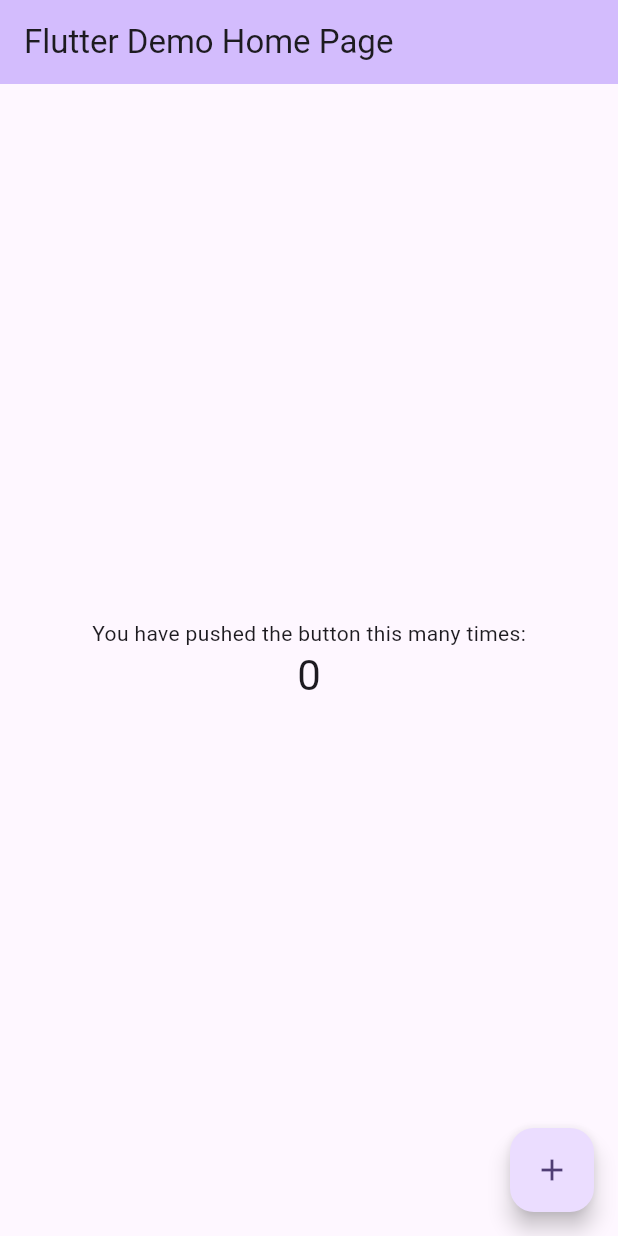
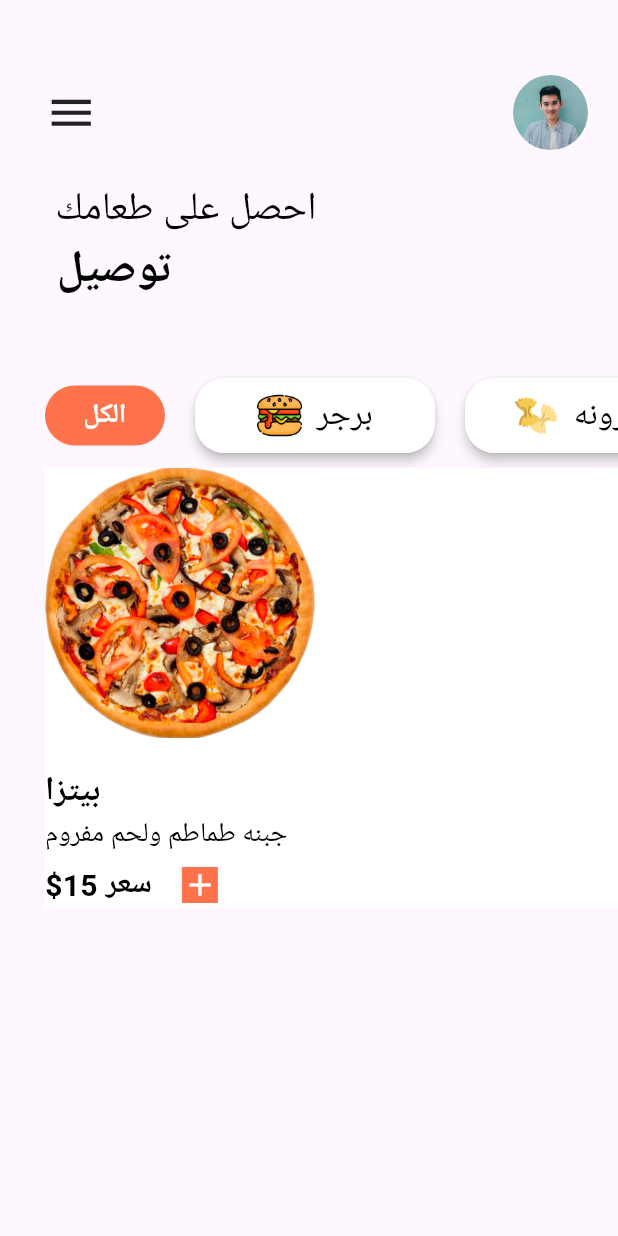
Before and after one commit to warsame2/food_darive_app, a Flutter app: the screen it shows after launch, on a phone screen of 412 x 824 dp. Run offline on Flutter 3.47's test engine with Material 3 defaults, Android fonts, the light colour scheme and no system bars; missing offline and left inert: dart:ffi.

Commit message:
make home page and splash

```diff
--- /dev/null
+++ b/lib/Home.dart
@@ -0,0 +1,272 @@
+import 'dart:ffi';
+
+import 'package:flutter/material.dart';
+
+class Home extends StatefulWidget {
+  const Home({super.key});
+
+  @override
+  State<Home> createState() => _HomeState();
+}
+
+class _HomeState extends State<Home> {
+  @override
+  Widget build(BuildContext context) {
+    return Scaffold(
+      body: Container(
+        margin: EdgeInsets.only(
+          top: 50,
+          left: 30,
+        ),
+        child: Column(
+          crossAxisAlignment: CrossAxisAlignment.start,
+          children: [
+            Row(
+              mainAxisAlignment: MainAxisAlignment.spaceBetween,
+              children: [
+                Icon(
+                  Icons.menu,
+                  size: 35,
+                ),
+                Padding(
+                  padding: const EdgeInsets.only(right: 20),
+                  child: ClipRRect(
+                    borderRadius: BorderRadius.circular(30),
+                    child: Image.asset(
+                      'images/boy.jpg',
+                      height: 50,
+                      width: 50,
+                      fit: BoxFit.cover,
+                    ),
+                  ),
+                ),
+              ],
+            ),
+            SizedBox(height: 20),
+            Text(
+              ' احصل على طعامك',
+              style: TextStyle(
+                color: Colors.black,
+                fontSize: 26,
+                fontWeight: FontWeight.w500,
+              ),
+            ),
+            Text(
+              ' توصيل ',
+              style: TextStyle(
+                color: Colors.black,
+                fontSize: 30,
+                fontWeight: FontWeight.bold,
+              ),
+            ),
+            SizedBox(height: 40),
+            Container(
+              height: 70,
+              child: ListView(
+                scrollDirection: Axis.horizontal,
+                children: [
+                  Container(
+                    width: 80,
+                    margin: EdgeInsets.only(top: 15, bottom: 15),
+                    decoration: BoxDecoration(
+                        color: Color(0xffff734c),
+                        borderRadius: BorderRadius.circular(20)),
+                    child: Center(
+                      child: Text(
+                        'الكل',
+                        style: TextStyle(
+                          color: Colors.white,
+                          fontWeight: FontWeight.bold,
+                          fontSize: 18,
+                        ),
+                      ),
+                    ),
+                  ),
+
+                  // burger ..........................................
+                  SizedBox(
+                    width: 10,
+                  ),
+                  Container(
+                    width: 180,
+                    padding: EdgeInsets.all(10),
+                    child: Material(
+                      elevation: 3,
+                      borderRadius: BorderRadius.circular(20),
+                      child: Container(
+                        decoration: BoxDecoration(
+                            color: Colors.white,
+                            borderRadius: BorderRadius.circular(20)),
+                        child: Row(
+                          mainAxisAlignment: MainAxisAlignment.center,
+                          children: [
+                            Image.asset(
+                              'images/burger.png',
+                              height: 30,
+                              width: 30,
+                              fit: BoxFit.contain,
+                            ),
+                            SizedBox(
+                              width: 10,
+                            ),
+                            Text(
+                              'برجر',
+                              style: TextStyle(
+                                color: Colors.black,
+                                fontWeight: FontWeight.w500,
+                                fontSize: 22,
+                              ),
+                            ),
+                          ],
+                        ),
+                      ),
+                    ),
+                  ),
+                  // end ............................................
+                  //pasta .............................................
+
+                  Container(
+                    width: 180,
+                    padding: EdgeInsets.all(10),
+                    child: Material(
+                      elevation: 3,
+                      borderRadius: BorderRadius.circular(20),
+                      child: Container(
+                        decoration: BoxDecoration(
+                            color: Colors.white,
+                            borderRadius: BorderRadius.circular(20)),
+                        child: Row(
+                          mainAxisAlignment: MainAxisAlignment.center,
+                          children: [
+                            Image.asset(
+                              'images/pasta.png',
+                              height: 30,
+                              width: 30,
+                              fit: BoxFit.contain,
+                            ),
+                            SizedBox(
+                              width: 10,
+                            ),
+                            Text(
+                              'مكرونه',
+                              style: TextStyle(
+                                color: Colors.black,
+                                fontWeight: FontWeight.w500,
+                                fontSize: 22,
+                              ),
+                            ),
+                          ],
+                        ),
+                      ),
+                    ),
+                  ),
+
+// end .............................................
+// pizza............................................
+                  Container(
+                    width: 180,
+                    padding: EdgeInsets.all(10),
+                    child: Material(
+                      elevation: 3,
+                      borderRadius: BorderRadius.circular(20),
+                      child: Container(
+                        decoration: BoxDecoration(
+                            color: Colors.white,
+                            borderRadius: BorderRadius.circular(20)),
+                        child: Row(
+                          mainAxisAlignment: MainAxisAlignment.center,
+                          children: [
+                            Image.asset(
+                              'images/pizza.png',
+                              height: 30,
+                              width: 30,
+                              fit: BoxFit.contain,
+                            ),
+                            SizedBox(
+                              width: 10,
+                            ),
+                            Text(
+                              'بيتزا',
+                              style: TextStyle(
+                                color: Colors.black,
+                                fontWeight: FontWeight.w500,
+                                fontSize: 22,
+                              ),
+                            ),
+                          ],
+                        ),
+                      ),
+                    ),
+                  ),
+                  //end pizza ......................................
+                ],
+              ),
+            ),
+            // show all in the card
+            Container(
+              decoration: BoxDecoration(color: Colors.white),
+              child: Column(
+                crossAxisAlignment: CrossAxisAlignment.start,
+                children: [
+                  ClipRRect(
+                    borderRadius: BorderRadius.circular(20),
+                    child: Image.asset(
+                      'images/pizza2.png',
+                      height: 180,
+                      width: 180,
+                      fit: BoxFit.cover,
+                    ),
+                  ),
+                  SizedBox(height: 20),
+                  Text(
+                    'بيتزا',
+                    style: TextStyle(
+                      color: Colors.black,
+                      fontWeight: FontWeight.bold,
+                      fontSize: 22,
+                    ),
+                  ),
+                  Text(
+                    'جبنه طماطم ولحم مفروم',
+                    style: TextStyle(
+                      color: Colors.black,
+                      fontWeight: FontWeight.w300,
+                      fontSize: 18,
+                    ),
+                  ),
+                  SizedBox(
+                    height: 5,
+                  ),
+                  Row(
+                    children: [
+                      Text(
+                        "\$15 سعر",
+                        style: TextStyle(
+                          color: Colors.black,
+                          fontWeight: FontWeight.bold,
+                          fontSize: 20,
+                        ),
+                      ),
+                      SizedBox(
+                        width: 20,
+                      ),
+                      Container(
+                        decoration: BoxDecoration(color: Color(0xffff734c)),
+                        child: Icon(
+                          Icons.add,
+                          color: Colors.white,
+                        ),
+                      ),
+                    ],
+                  ),
+                ],
+              ),
+            ),
+
+            // end the card
+          ],
+        ),
+      ),
+    );
+  }
+}
--- a/lib/main.dart
+++ b/lib/main.dart
@@ -1,4 +1,6 @@
 import 'package:flutter/material.dart';
+import 'package:food_darive_app/Home.dart';
+import 'package:food_darive_app/pages/pages/onboarding.dart';
 
 void main() {
   runApp(const MyApp());
@@ -12,6 +14,7 @@
   Widget build(BuildContext context) {
     return MaterialApp(
       title: 'Flutter Demo',
+      debugShowCheckedModeBanner: false,
       theme: ThemeData(
         // This is the theme of your application.
         //
@@ -31,7 +34,7 @@
         colorScheme: ColorScheme.fromSeed(seedColor: Colors.deepPurple),
         useMaterial3: true,
       ),
-      home: const MyHomePage(title: 'Flutter Demo Home Page'),
+      home: Home(),
     );
   }
 }
--- /dev/null
+++ b/lib/pages/pages/onboarding.dart
@@ -0,0 +1,85 @@
+import 'package:flutter/material.dart';
+
+class Onboarding extends StatefulWidget {
+  const Onboarding({super.key});
+
+  @override
+  State<Onboarding> createState() => _OnboardingState();
+}
+
+class _OnboardingState extends State<Onboarding> {
+  @override
+  Widget build(BuildContext context) {
+    return Scaffold(
+      backgroundColor: Colors.white,
+      body: Container(
+        child: Column(
+          children: [
+            SizedBox(
+              height: 120,
+            ),
+            Center(
+              child: Image.asset(
+                'images/pan.png',
+                height: 300,
+                width: 300,
+                fit: BoxFit.cover,
+              ),
+            ),
+            SizedBox(
+              height: 30,
+            ),
+            Text(
+              'جرب الأطعمة الصومالية',
+              style: TextStyle(
+                fontSize: 26,
+                fontWeight: FontWeight.bold,
+                color: Colors.black,
+              ),
+            ),
+            SizedBox(height: 10),
+            Padding(
+              padding: EdgeInsets.only(left: 20, right: 20),
+              child: Text(
+                'استمتع بتجربة فريدة من نوعها مع الأطباق الصومالية الغنية بالنكهات والتوابل، التي '
+                'تعكس ثقافة وتاريخ الشعب الصومالي',
+                textAlign: TextAlign.center,
+                style: TextStyle(
+                  fontSize: 18,
+                  color: Colors.black,
+                  fontWeight: FontWeight.w300,
+                ),
+              ),
+            ),
+            SizedBox(
+              height: 40,
+            ),
+            Material(
+              elevation: 3.0,
+              borderRadius: BorderRadius.circular(20),
+              child: Container(
+                margin: EdgeInsets.only(left: 20, right: 20),
+                height: 50,
+                width: MediaQuery.of(context).size.width / 2,
+                decoration: BoxDecoration(
+                  color: Color(0xffff734c),
+                  borderRadius: BorderRadius.circular(20),
+                ),
+                child: Center(
+                  child: Text(
+                    ' جرب',
+                    style: TextStyle(
+                      color: Colors.white,
+                      fontSize: 24,
+                      fontWeight: FontWeight.bold,
+                    ),
+                  ),
+                ),
+              ),
+            ),
+          ],
+        ),
+      ),
+    );
+  }
+}
--- a/pubspec.yaml
+++ b/pubspec.yaml
@@ -58,9 +58,9 @@ flutter:
   uses-material-design: true
 
   # To add assets to your application, add an assets section, like this:
-  # assets:
-  #   - images/a_dot_burr.jpeg
-  #   - images/a_dot_ham.jpeg
+  assets:
+    - images/
+  # - images/a_dot_ham.jpeg
 
   # An image asset can refer to one or more resolution-specific "variants", see
   # https://flutter.dev/to/resolution-aware-images
```
Also changed, not shown: images/boy.jpg (added), images/burger.png (added), images/burger1.jpg (added), images/pan.png (added), images/pasta.png (added), images/pizza.png (added), images/pizza1.jpg (added), images/pizza2.png (added).
